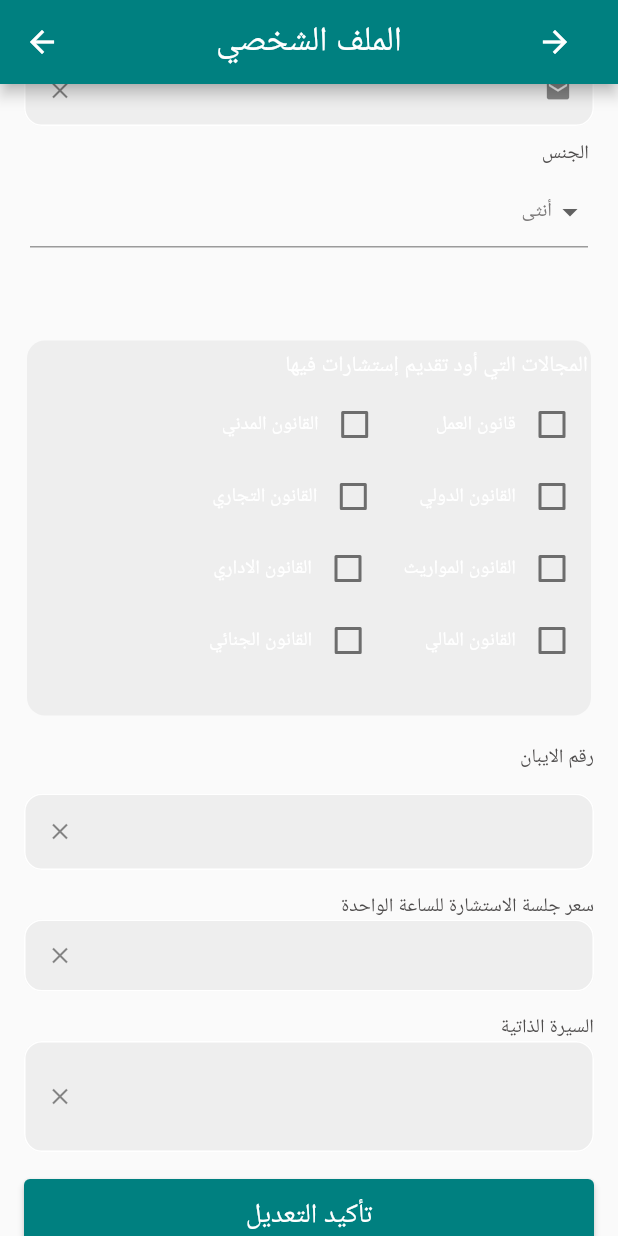
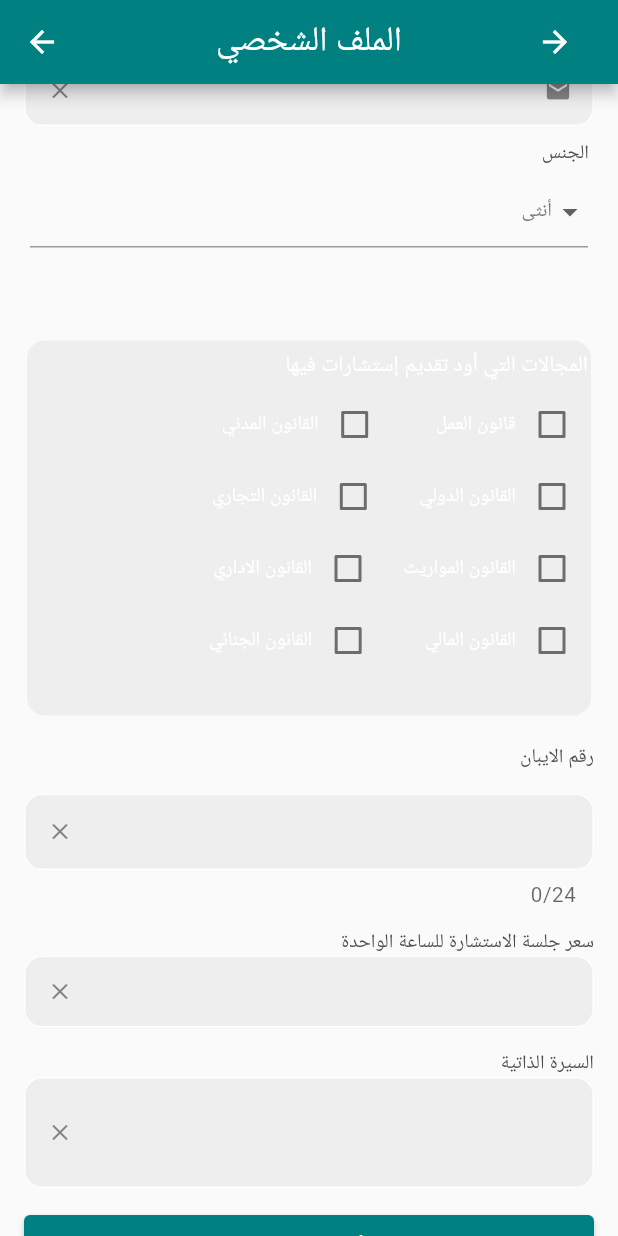
Before and after one commit to lamaali22/Qanuni2, a Flutter app: the AccountInfoScreenLawyer screen opened directly, scrolled down 576 dp, on a phone screen of 412 x 824 dp. Run offline on Flutter 3.47's test engine with Material 2 defaults, Android fonts, the light colour scheme and no system bars; drawn by our look-alikes of oktoast; our stand-ins replace awesome_dialog, bloc, cloud_firestore, email_validator, firebase_auth, firebase_core and 13 more; missing offline and left inert: chat_gpt_sdk, flutter_stripe, rating_summary, zego_uikit_prebuilt_call; accounts and stored records are empty; network calls fail; Roboto replaces fonts that are missing (Cairo).

Commit message:
new updates

```diff
--- a/lib/EditProfileLawyer.dart
+++ b/lib/EditProfileLawyer.dart
@@ -1381,6 +1381,7 @@ class _AccountInfoScreenLawyerState extends State<AccountInfoScreenLawyer> {
                                 TextFormField(
                                   controller: ibanController,
                                   focusNode: ibanFocus,
+                                  maxLength: 24,
                                   keyboardType: TextInputType.number,
                                   style: TextStyle(
                                       fontSize: 13,
--- a/lib/presentation/screens/lawyer_signup_screen/view.dart
+++ b/lib/presentation/screens/lawyer_signup_screen/view.dart
@@ -1234,6 +1234,7 @@ class _LawyerSignupScreenState extends State<LawyerSignupScreen> {
                             TextFormField(
                               controller: ibanController,
                               keyboardType: TextInputType.number,
+                              maxLength: 24,
                               style: TextStyle(
                                   fontSize: 13,
                                   height: 1.1,
```
